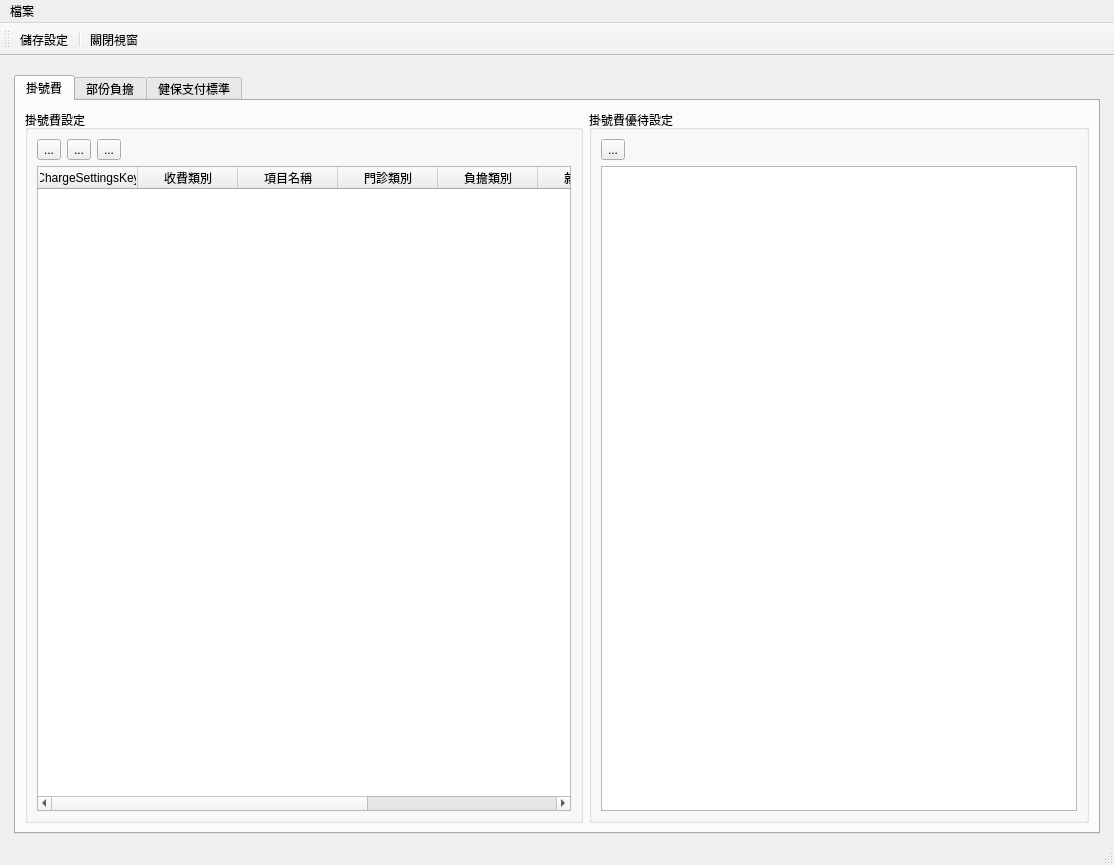
This is ui/charge_settings.ui in picacat/pyMedical as Qt 5 draws it before an edit. The edited form follows.
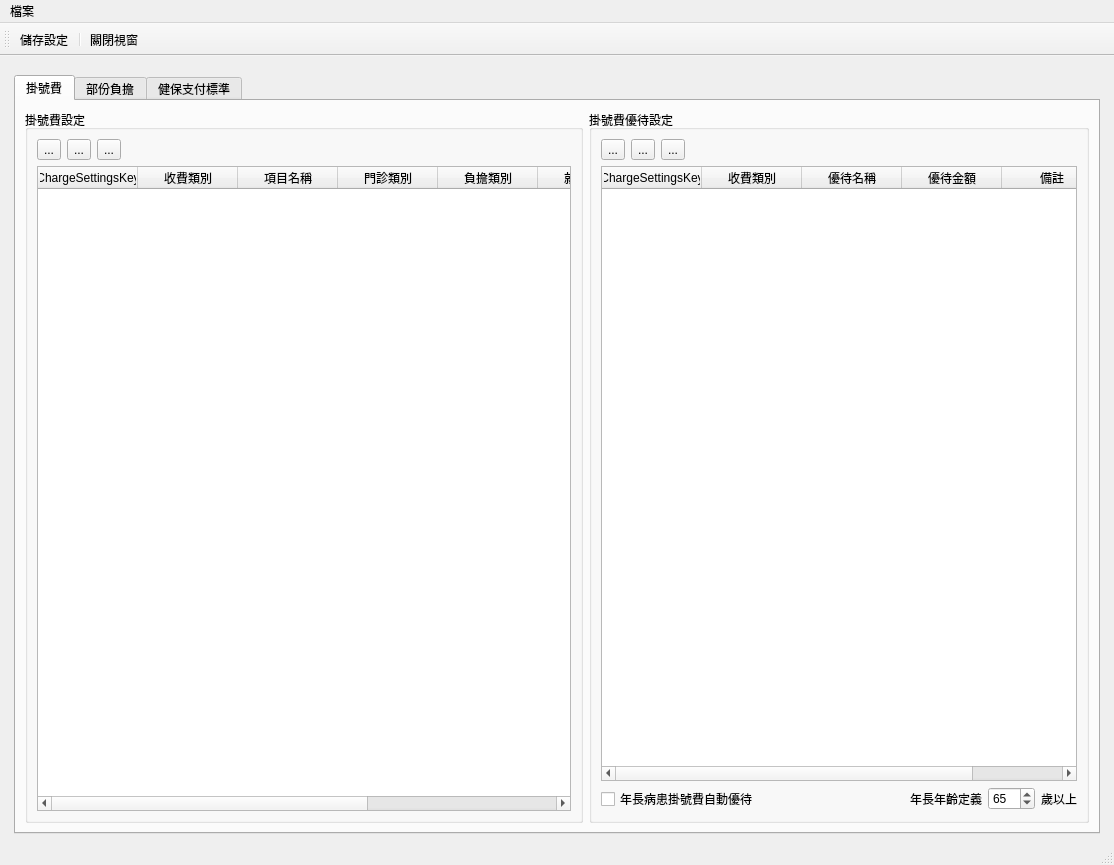
This is the edited form. Icons and pictures are not drawn.

```diff
--- a/ui/charge_settings.ui
+++ b/ui/charge_settings.ui
@@ -174,6 +174,32 @@
                     <widget class="QToolButton" name="toolButton_2">
                      <property name="text">
                       <string>...</string>
+                     </property>
+                     <property name="icon">
+                      <iconset>
+                       <normaloff>../icons/add.svg</normaloff>../icons/add.svg</iconset>
+                     </property>
+                    </widget>
+                   </item>
+                   <item>
+                    <widget class="QToolButton" name="toolButton_discount_delete">
+                     <property name="text">
+                      <string>...</string>
+                     </property>
+                     <property name="icon">
+                      <iconset>
+                       <normaloff>../icons/gtk-remove.svg</normaloff>../icons/gtk-remove.svg</iconset>
+                     </property>
+                    </widget>
+                   </item>
+                   <item>
+                    <widget class="QToolButton" name="toolButton_discount_edit">
+                     <property name="text">
+                      <string>...</string>
+                     </property>
+                     <property name="icon">
+                      <iconset>
+                       <normaloff>../icons/gtk-edit.svg</normaloff>../icons/gtk-edit.svg</iconset>
                      </property>
                     </widget>
                    </item>
@@ -193,7 +219,93 @@
                   </layout>
                  </item>
                  <item>
-                  <widget class="QTableWidget" name="tableWidget_discount"/>
+                  <widget class="QTableWidget" name="tableWidget_discount">
+                   <property name="editTriggers">
+                    <set>QAbstractItemView::NoEditTriggers</set>
+                   </property>
+                   <property name="selectionMode">
+                    <enum>QAbstractItemView::SingleSelection</enum>
+                   </property>
+                   <property name="selectionBehavior">
+                    <enum>QAbstractItemView::SelectRows</enum>
+                   </property>
+                   <column>
+                    <property name="text">
+                     <string>ChargeSettingsKey</string>
+                    </property>
+                   </column>
+                   <column>
+                    <property name="text">
+                     <string>收費類別</string>
+                    </property>
+                   </column>
+                   <column>
+                    <property name="text">
+                     <string>優待名稱</string>
+                    </property>
+                   </column>
+                   <column>
+                    <property name="text">
+                     <string>優待金額</string>
+                    </property>
+                   </column>
+                   <column>
+                    <property name="text">
+                     <string>備註</string>
+                    </property>
+                   </column>
+                  </widget>
+                 </item>
+                 <item>
+                  <layout class="QHBoxLayout" name="horizontalLayout_5">
+                   <item>
+                    <widget class="QCheckBox" name="checkBox">
+                     <property name="text">
+                      <string>年長病患掛號費自動優待</string>
+                     </property>
+                    </widget>
+                   </item>
+                   <item>
+                    <spacer name="horizontalSpacer_3">
+                     <property name="orientation">
+                      <enum>Qt::Horizontal</enum>
+                     </property>
+                     <property name="sizeHint" stdset="0">
+                      <size>
+                       <width>40</width>
+                       <height>20</height>
+                      </size>
+                     </property>
+                    </spacer>
+                   </item>
+                   <item>
+                    <widget class="QLabel" name="label">
+                     <property name="text">
+                      <string>年長年齡定義</string>
+                     </property>
+                    </widget>
+                   </item>
+                   <item>
+                    <widget class="QSpinBox" name="spinBox">
+                     <property name="minimum">
+                      <number>60</number>
+                     </property>
+                     <property name="maximum">
+                      <number>120</number>
+                     </property>
+                     <property name="value">
+                      <number>65</number>
+                     </property>
+                    </widget>
+                   </item>
+                   <item>
+                    <widget class="QLabel" name="label_2">
+                     <property name="text">
+                      <string>歲以上</string>
+                     </property>
+                    </widget>
+                   </item>
+                  </layout>
                  </item>
                 </layout>
                </item>
```
Left out of the diff: 2 changed lines with no effect on the pictures.
